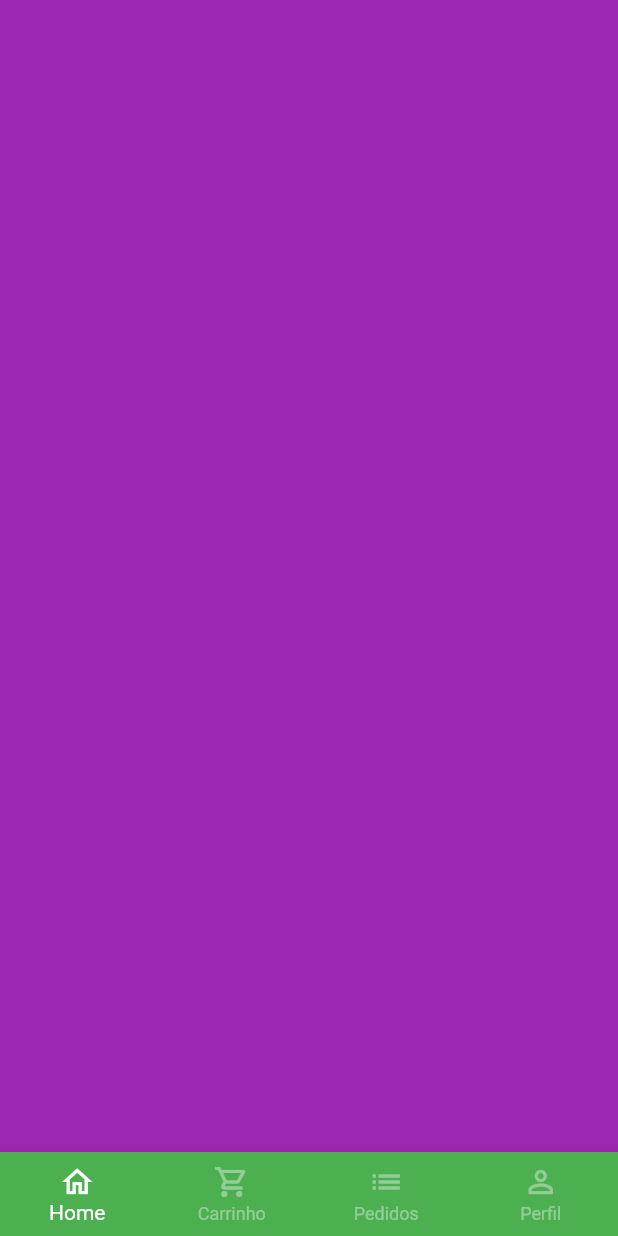
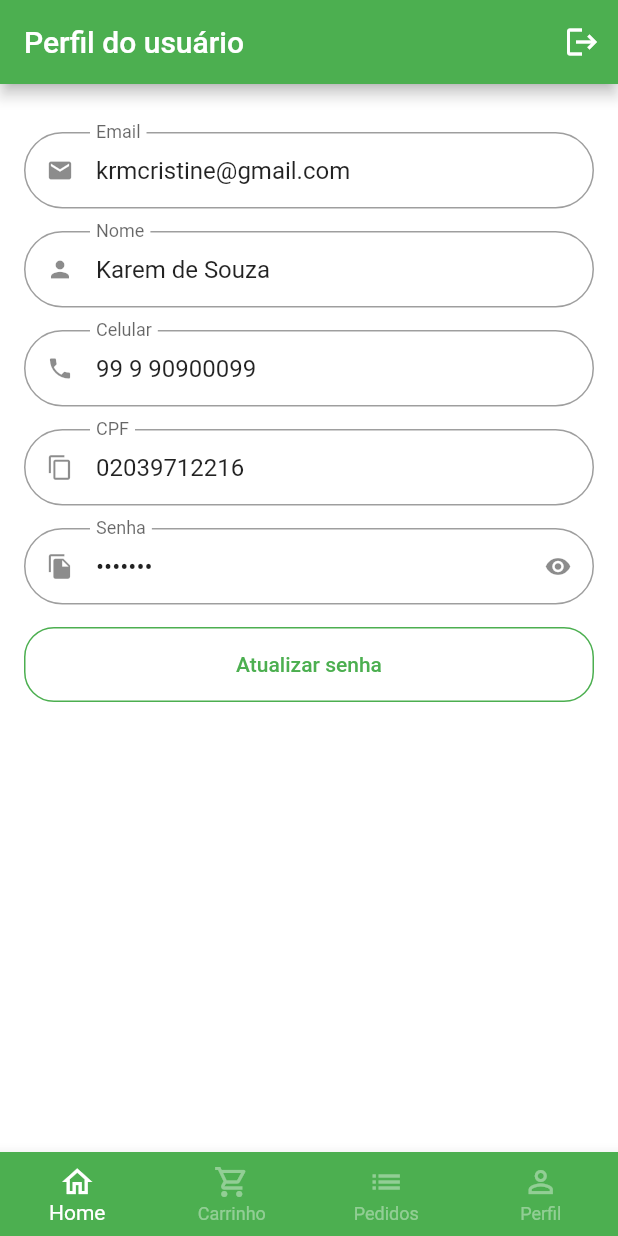
Before and after one commit to KaremSouza12/app_greenGrosser, a Flutter app: the BaseScreen screen opened by its route, swiped to page 4, on a phone screen of 412 x 824 dp. Run offline on Flutter 3.47's test engine with Material 2 defaults, Android fonts, the phone set to English and light mode, and no system bars; our stand-ins replace animated_text_kit, go_router, mask_text_input_formatter.

Commit message:
profile tab

```diff
--- a/lib/src/config/app_data.dart
+++ b/lib/src/config/app_data.dart
@@ -1,6 +1,7 @@
 import 'package:app_greengrosser/src/models/item_models.dart';
 
 import 'package:app_greengrosser/src/models/cart_item_models.dart';
+import 'package:app_greengrosser/src/models/user_model.dart';
 
 ItemModel apple = ItemModel(
   description:
@@ -88,3 +89,11 @@ List<CartItemModel> cartItems = [
     quantity: 2,
   )
 ];
+
+UserModel user = UserModel(
+  email: 'krmcristine@gmail.com',
+  name: 'Karem de Souza',
+  phone: '99 9 90900099',
+  cpf: '02039712216',
+  password: '2100923',
+);
--- /dev/null
+++ b/lib/src/models/user_model.dart
@@ -0,0 +1,15 @@
+class UserModel {
+  String email;
+  String name;
+  String phone;
+  String cpf;
+  String password;
+
+  UserModel({
+    required this.email,
+    required this.name,
+    required this.phone,
+    required this.cpf,
+    required this.password,
+  });
+}
--- a/lib/src/pages/auth/sigin_up_screen.dart
+++ b/lib/src/pages/auth/sigin_up_screen.dart
@@ -1,5 +1,5 @@
-import 'package:app_greengrosser/src/pages/auth/components/custom_text_field.dart';
 import 'package:app_greengrosser/src/config/custom_colors.dart';
+import 'package:app_greengrosser/src/pages/common_widgets/custom_text_field.dart';
 import 'package:flutter/material.dart';
 import 'package:go_router/go_router.dart';
 import 'package:mask_text_input_formatter/mask_text_input_formatter.dart';
--- a/lib/src/pages/auth/signin_screen.dart
+++ b/lib/src/pages/auth/signin_screen.dart
@@ -1,7 +1,7 @@
 import 'package:animated_text_kit/animated_text_kit.dart';
 import 'package:app_greengrosser/src/app_router.dart';
-import 'package:app_greengrosser/src/pages/auth/components/custom_text_field.dart';
 import 'package:app_greengrosser/src/config/custom_colors.dart';
+import 'package:app_greengrosser/src/pages/common_widgets/custom_text_field.dart';
 import 'package:flutter/material.dart';
 import 'package:go_router/go_router.dart';
 
--- a/lib/src/pages/base/base_screen.dart
+++ b/lib/src/pages/base/base_screen.dart
@@ -1,4 +1,5 @@
 import 'package:app_greengrosser/src/pages/cart/cart_tab.dart';
+import 'package:app_greengrosser/src/pages/profile/profile_tab.dart';
 import 'package:flutter/material.dart';
 import 'package:app_greengrosser/src/pages/home/home_tab.dart';
 
@@ -21,9 +22,9 @@ class _BaseScreenState extends State<BaseScreen> {
         controller: pageController,
         children: [
           const HomeTab(),
-          CartTab(),
+          const CartTab(),
           Container(color: Colors.yellow),
-          Container(color: Colors.purple),
+          const ProfileTab()
         ],
       ),
       bottomNavigationBar: BottomNavigationBar(
--- a/lib/src/pages/cart/cart_tab.dart
+++ b/lib/src/pages/cart/cart_tab.dart
@@ -6,7 +6,7 @@ import 'package:flutter/material.dart';
 import 'package:app_greengrosser/src/config/app_data.dart' as app_data;
 
 class CartTab extends StatefulWidget {
-  CartTab({super.key});
+  const CartTab({super.key});
 
   @override
   State<CartTab> createState() => _CartTabState();
--- a/lib/src/pages/auth/components/custom_text_field.dart
+++ b/lib/src/pages/common_widgets/custom_text_field.dart
@@ -6,6 +6,8 @@ class CustomTextField extends StatefulWidget {
   final String label;
   final bool isSecret;
   final List<TextInputFormatter>? inputFormatter;
+  final String? initialValue;
+  final bool readOnly;
 
   const CustomTextField({
     super.key,
@@ -13,6 +15,8 @@ class CustomTextField extends StatefulWidget {
     required this.label,
     this.isSecret = false,
     this.inputFormatter,
+    this.initialValue,
+    this.readOnly = false,
   });
 
   @override
@@ -33,6 +37,8 @@ class _CustomTextFieldState extends State<CustomTextField> {
     return Padding(
       padding: const EdgeInsets.only(bottom: 15),
       child: TextFormField(
+        initialValue: widget.initialValue,
+        readOnly: widget.readOnly,
         inputFormatters: widget.inputFormatter,
         obscureText: isObscure,
         decoration: InputDecoration(
--- /dev/null
+++ b/lib/src/pages/profile/profile_tab.dart
@@ -0,0 +1,77 @@
+import 'package:app_greengrosser/src/pages/common_widgets/custom_text_field.dart';
+import 'package:flutter/material.dart';
+import 'package:app_greengrosser/src/config/app_data.dart' as app_data;
+
+class ProfileTab extends StatelessWidget {
+  const ProfileTab({super.key});
+
+  @override
+  Widget build(BuildContext context) {
+    return Scaffold(
+      appBar: AppBar(
+        title: const Text('Perfil do usuário'),
+        actions: [
+          IconButton(
+            onPressed: () {},
+            icon: const Icon(Icons.logout),
+          )
+        ],
+      ),
+      body: ListView(
+        physics: const BouncingScrollPhysics(),
+        padding: const EdgeInsets.fromLTRB(16, 32, 16, 16),
+        children: [
+          //Email
+          CustomTextField(
+            icon: Icons.email,
+            label: 'Email',
+            initialValue: app_data.user.email,
+            readOnly: true,
+          ),
+          //Nome
+          CustomTextField(
+            icon: Icons.person,
+            label: 'Nome',
+            initialValue: app_data.user.name,
+            readOnly: true,
+          ),
+          //Celular
+          CustomTextField(
+            icon: Icons.phone,
+            label: 'Celular',
+            initialValue: app_data.user.phone,
+            readOnly: true,
+          ),
+          //CPF
+          CustomTextField(
+            icon: Icons.copy,
+            label: 'CPF',
+            initialValue: app_data.user.cpf,
+            readOnly: true,
+          ),
+          //Senha
+          CustomTextField(
+            initialValue: app_data.user.password,
+            icon: Icons.file_copy,
+            label: 'Senha',
+            isSecret: true,
+            readOnly: true,
+          ),
+          SizedBox(
+            height: 50,
+            child: OutlinedButton(
+              style: OutlinedButton.styleFrom(
+                shape: RoundedRectangleBorder(
+                  borderRadius: BorderRadius.circular(20),
+                ),
+                side: const BorderSide(color: Colors.green),
+              ),
+              onPressed: () {},
+              child: const Text('Atualizar senha'),
+            ),
+          )
+        ],
+      ),
+    );
+  }
+}
```
